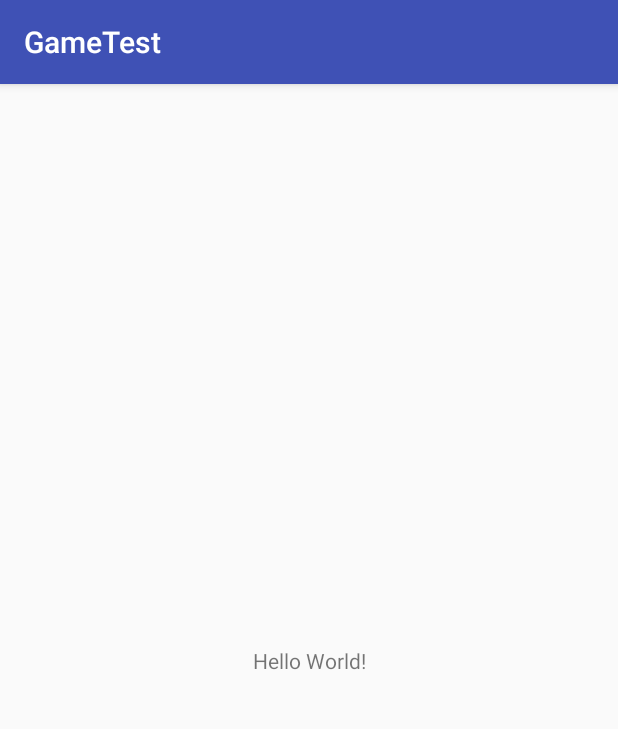
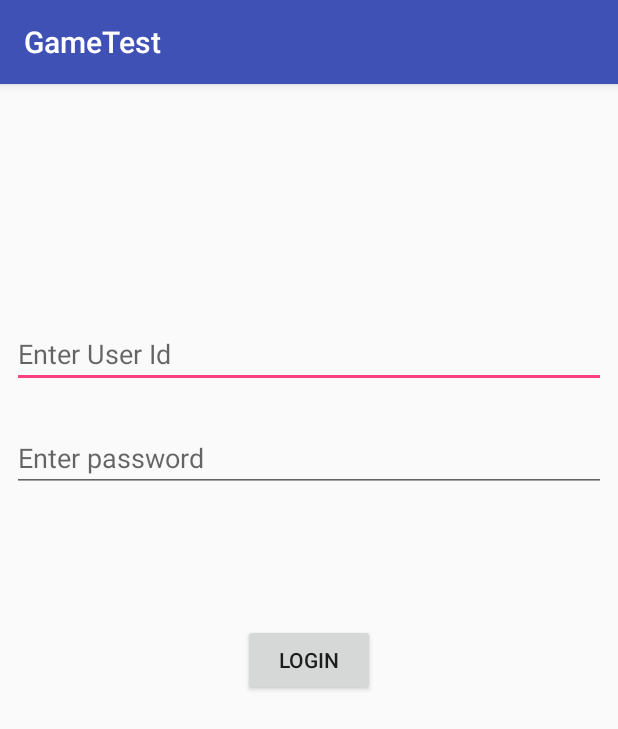
Before and after one commit to kratos4ever/GameTest, an Android app: the screen it shows after launch (MainActivity), on a phone screen of 412 x 824 dp. Shown: the top 729 px of the screen. Run offline under Robolectric (Android 15) with nearby library versions, the phone set to English and light mode, and no system bars; libraries missing offline, so code that uses them is left out: org.java_websocket.client, org.java_websocket.drafts, org.java_websocket.handshake; 2 statements that could not run were skipped.

Commit message:
Added websocket api and got the Google cloud - helloworld websocket code working

```diff
--- a/app/build.gradle
+++ b/app/build.gradle
@@ -27,8 +27,9 @@ dependencies {
     compile 'com.android.support:appcompat-v7:25.3.1'
     compile 'com.android.support.constraint:constraint-layout:1.0.2'
 
-    compile group: 'org.eclipse.jetty', name: 'jetty-server', version: '8.2.0.v20160908'
-    compile group: 'org.eclipse.jetty', name: 'jetty-websocket', version: '8.2.0.v20160908'
+    //compile group: 'org.eclipse.jetty', name: 'jetty-server', version: '8.2.0.v20160908'
+    //compile group: 'org.eclipse.jetty', name: 'jetty-websocket', version: '8.2.0.v20160908'
+    compile "org.java-websocket:Java-WebSocket:1.3.0"
 
     testCompile 'junit:junit:4.12'
 }
--- a/app/src/main/java/com/game/gametest/MainActivity.java
+++ b/app/src/main/java/com/game/gametest/MainActivity.java
@@ -2,12 +2,108 @@ package com.game.gametest;
 
 import android.support.v7.app.AppCompatActivity;
 import android.os.Bundle;
+import android.util.Log;
+import android.view.View;
+import android.widget.EditText;
+import android.widget.TextView;
+
+import org.java_websocket.client.WebSocketClient;
+import org.java_websocket.drafts.Draft_17;
+import org.java_websocket.handshake.ServerHandshake;
+
+import java.net.URI;
+import java.net.URISyntaxException;
+
+import android.app.Activity;
+import android.app.Fragment;
+import android.os.Build;
+import android.widget.Toast;
+
+import java.net.URISyntaxException;
+import java.util.HashMap;
+import java.util.Map;
+import java.util.concurrent.CountDownLatch;
 
 public class MainActivity extends AppCompatActivity {
+
+
+    public void doLogin(View view){
+
+        EditText userId = (EditText) this.findViewById(R.id.userIdField);
+        EditText password = (EditText) this.findViewById(R.id.passwordField);
+
+        Log.i("INFO","\n\n ****************** WebSocketClient - ready state: " + mWebSocketClient.getReadyState());
+
+        mWebSocketClient.send(userId.getText().toString());
+        Log.i("INFO","USER:" + userId.getText() + ", Password:" + password.getText());
+    }
+
 
     @Override
     protected void onCreate(Bundle savedInstanceState) {
         super.onCreate(savedInstanceState);
+
+        try{
+            //initialize the jetty websocket client
+            this.connectWebSocket();
+
+        }catch(Exception e){
+            e.printStackTrace();
+            Log.e("ERROR",e.getMessage());
+        }
+
         setContentView(R.layout.activity_main);
     }
+    private WebSocketClient mWebSocketClient;
+
+
+    private void connectWebSocket() {
+        URI uri;
+        try {
+            uri = new URI("ws://35.184.71.197:8990/game/");
+        } catch (URISyntaxException e) {
+            e.printStackTrace();
+            return;
+        }
+        Map<String,String> map = new HashMap<String,String>();
+         mWebSocketClient = new WebSocketClient(uri, new Draft_17()) {
+             public CountDownLatch latch = new CountDownLatch(1);
+            @Override
+            public void onOpen(ServerHandshake serverHandshake) {
+                Log.i("Websocket", "Opened");
+                latch.countDown();
+                mWebSocketClient.send("Testing");
+            }
+
+            @Override
+            public void onMessage(String s) {
+                final String message = s;
+                Log.i("INFO", "MEssage from the server:" + message);
+
+                runOnUiThread(new Runnable() {
+                    @Override
+                    public void run() {
+                        Toast.makeText(MainActivity.this,message,Toast.LENGTH_LONG).show();
+                    }
+                });
+            }
+
+            @Override
+            public void onClose(int i, String s, boolean b) {
+                Log.i("Websocket", "Closed " + s);
+            }
+
+            @Override
+            public void onError(Exception e) {
+                Log.i("Websocket", "Error " + e.getMessage());
+            }
+        };
+
+        mWebSocketClient.connect();
+        try{
+            Thread.sleep(2000);
+        }catch(Exception e){
+
+        }
+    }
 }
--- a/app/src/main/res/layout/activity_main.xml
+++ b/app/src/main/res/layout/activity_main.xml
@@ -6,13 +6,54 @@
     android:layout_height="match_parent"
     tools:context="com.game.gametest.MainActivity">
 
-    <TextView
+    <EditText
+        android:id="@+id/userIdField"
+        android:layout_width="match_parent"
+        android:layout_height="wrap_content"
+        android:layout_marginBottom="8dp"
+        android:layout_marginLeft="8dp"
+        android:layout_marginRight="8dp"
+        android:layout_marginTop="8dp"
+        android:ems="10"
+        android:hint="Enter User Id"
+        android:inputType="textPersonName"
+        app:layout_constraintBottom_toBottomOf="parent"
+        app:layout_constraintHorizontal_bias="0.472"
+        app:layout_constraintLeft_toLeftOf="parent"
+        app:layout_constraintRight_toRightOf="parent"
+        app:layout_constraintTop_toTopOf="parent"
+        app:layout_constraintVertical_bias="0.211" />
+
+    <EditText
+        android:id="@+id/passwordField"
+        android:layout_width="match_parent"
+        android:layout_height="wrap_content"
+        android:layout_marginBottom="8dp"
+        android:layout_marginLeft="8dp"
+        android:layout_marginRight="8dp"
+        android:layout_marginTop="8dp"
+        android:ems="10"
+        android:hint="Enter password"
+        android:inputType="textPersonName"
+        app:layout_constraintBottom_toBottomOf="parent"
+        app:layout_constraintHorizontal_bias="0.357"
+        app:layout_constraintLeft_toLeftOf="parent"
+        app:layout_constraintRight_toRightOf="parent"
+        app:layout_constraintTop_toTopOf="parent"
+        app:layout_constraintVertical_bias="0.309" />
+
+    <Button
+        android:id="@+id/loginButton"
         android:layout_width="wrap_content"
         android:layout_height="wrap_content"
-        android:text="Hello World!"
+        android:layout_marginBottom="8dp"
+        android:layout_marginLeft="8dp"
+        android:layout_marginRight="8dp"
+        android:layout_marginTop="8dp"
+        android:onClick="doLogin"
+        android:text="Login"
         app:layout_constraintBottom_toBottomOf="parent"
         app:layout_constraintLeft_toLeftOf="parent"
         app:layout_constraintRight_toRightOf="parent"
         app:layout_constraintTop_toTopOf="parent" />
-
 </android.support.constraint.ConstraintLayout>
```
Also changed, not shown: app/src/main/java/com/game/gametest/socket/GameSocket.java (added, +42 -0 lines), app/src/main/java/com/game/gametest/socket/SocketManager.java (added, +12 -0 lines).
